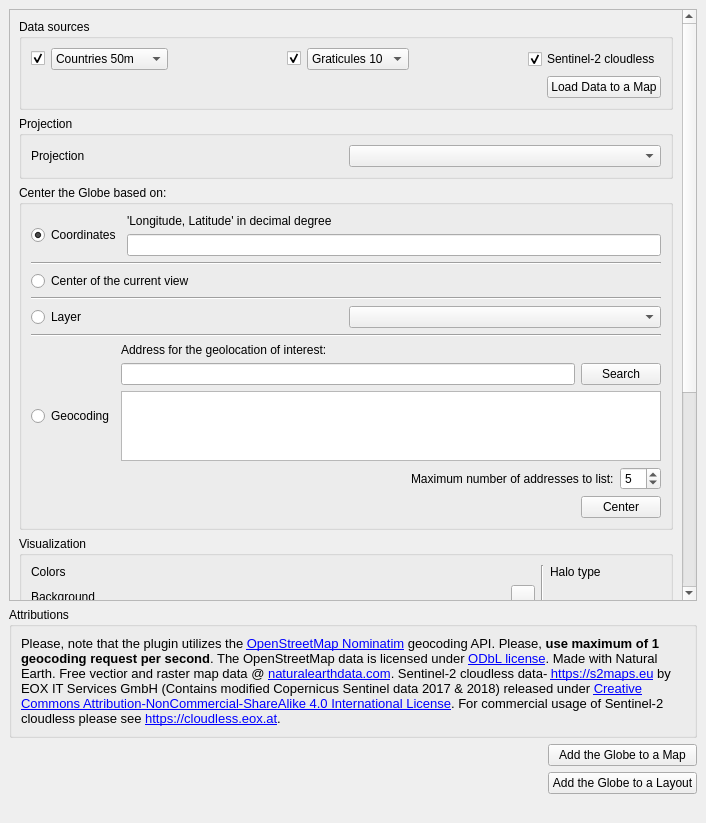
Before: the Qt Designer form GlobeBuilder/resources/ui/globe_builder_dockwidget_base.ui in GispoCoding/GlobeBuilder, drawn with Qt 5.
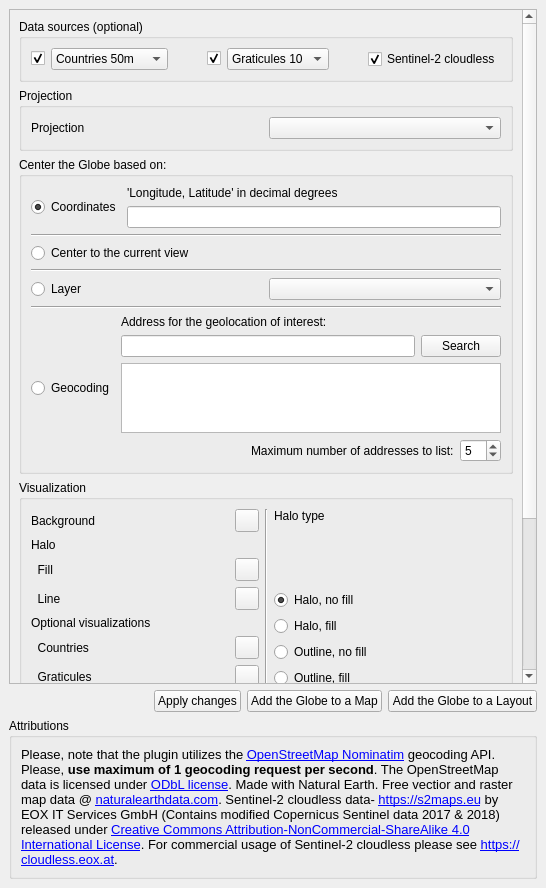
After: the same form once the commit is applied. Custom widgets are drawn as their Qt base class.

Commit message: Improve ui widget placements

The edit to the form file:
```diff
--- a/GlobeBuilder/resources/ui/globe_builder_dockwidget_base.ui
+++ b/GlobeBuilder/resources/ui/globe_builder_dockwidget_base.ui
@@ -6,8 +6,8 @@
    <rect>
     <x>0</x>
     <y>0</y>
-    <width>706</width>
-    <height>823</height>
+    <width>546</width>
+    <height>888</height>
    </rect>
   </property>
   <property name="floating">
@@ -17,7 +17,7 @@
    <string>Globe Builder</string>
   </property>
   <widget class="QWidget" name="dockWidgetContents">
-   <layout class="QVBoxLayout" name="verticalLayout_20">
+   <layout class="QVBoxLayout" name="verticalLayout_7">
     <item>
      <layout class="QVBoxLayout" name="verticalLayoutMain" stretch="0,0,0">
       <property name="sizeConstraint">
@@ -32,9 +32,9 @@
          <property name="geometry">
           <rect>
            <x>0</x>
-           <y>0</y>
-           <width>670</width>
-           <height>904</height>
+           <y>-143</y>
+           <width>510</width>
+           <height>886</height>
           </rect>
          </property>
          <layout class="QVBoxLayout" name="verticalLayout_10">
@@ -43,7 +43,7 @@
             <item>
              <widget class="QgsCollapsibleGroupBox" name="mGroupBox">
               <property name="title">
-               <string>Data sources</string>
+               <string>Data sources (optional)</string>
               </property>
               <property name="collapsed">
                <bool>false</bool>
@@ -154,30 +154,6 @@
                    </item>
                   </layout>
                  </item>
-                 <item>
-                  <layout class="QHBoxLayout" name="horizontalLayout_8">
-                   <item>
-                    <spacer name="horizontalSpacer_4">
-                     <property name="orientation">
-                      <enum>Qt::Horizontal</enum>
-                     </property>
-                     <property name="sizeHint" stdset="0">
-                      <size>
-                       <width>40</width>
-                       <height>20</height>
-                      </size>
-                     </property>
-                    </spacer>
-                   </item>
-                   <item>
-                    <widget class="QPushButton" name="pushButtonLoadData">
-                     <property name="text">
-                      <string>Load Data to a Map</string>
-                     </property>
-                    </widget>
-                   </item>
-                  </layout>
-                 </item>
                 </layout>
                </item>
               </layout>
@@ -238,7 +214,7 @@
                    <item>
                     <widget class="QLabel" name="label_2">
                      <property name="text">
-                      <string>'Longitude, Latitude' in decimal degree</string>
+                      <string>'Longitude, Latitude' in decimal degrees</string>
                      </property>
                     </widget>
                    </item>
@@ -259,7 +235,7 @@
                <item>
                 <widget class="QRadioButton" name="radioButtonCenter">
                  <property name="text">
-                  <string>Center of the current view</string>
+                  <string>Center to the current view</string>
                  </property>
                 </widget>
                </item>
@@ -385,30 +361,6 @@
                  </item>
                 </layout>
                </item>
-               <item>
-                <layout class="QHBoxLayout" name="horizontalLayout_7">
-                 <item>
-                  <spacer name="horizontalSpacer_3">
-                   <property name="orientation">
-                    <enum>Qt::Horizontal</enum>
-                   </property>
-                   <property name="sizeHint" stdset="0">
-                    <size>
-                     <width>40</width>
-                     <height>20</height>
-                    </size>
-                   </property>
-                  </spacer>
-                 </item>
-                 <item>
-                  <widget class="QPushButton" name="pushButtonCenter">
-                   <property name="text">
-                    <string>Center</string>
-                   </property>
-                  </widget>
-                 </item>
-                </layout>
-               </item>
               </layout>
              </item>
             </layout>
@@ -428,11 +380,94 @@
                <item>
                 <layout class="QVBoxLayout" name="verticalLayout_14">
                  <item>
-                  <widget class="QLabel" name="label_8">
-                   <property name="text">
-                    <string>Colors</string>
-                   </property>
-                  </widget>
+                  <layout class="QGridLayout" name="gridLayout_2">
+                   <item row="2" column="0">
+                    <widget class="QLabel" name="label_15">
+                     <property name="text">
+                      <string>  Fill</string>
+                     </property>
+                    </widget>
+                   </item>
+                   <item row="1" column="0">
+                    <widget class="QLabel" name="label_11">
+                     <property name="font">
+                      <font>
+                       <weight>50</weight>
+                       <bold>false</bold>
+                      </font>
+                     </property>
+                     <property name="text">
+                      <string>Halo</string>
+                     </property>
+                    </widget>
+                   </item>
+                   <item row="3" column="0">
+                    <widget class="QLabel" name="label_17">
+                     <property name="text">
+                      <string>  Line</string>
+                     </property>
+                    </widget>
+                   </item>
+                   <item row="0" column="0">
+                    <widget class="QLabel" name="label_6">
+                     <property name="text">
+                      <string>Background</string>
+                     </property>
+                    </widget>
+                   </item>
+                   <item row="0" column="1">
+                    <widget class="QgsColorButton" name="mColorButtonBackground">
+                     <property name="allowOpacity">
+                      <bool>true</bool>
+                     </property>
+                    </widget>
+                   </item>
+                   <item row="6" column="0">
+                    <widget class="QLabel" name="label_12">
+                     <property name="text">
+                      <string>  Graticules</string>
+                     </property>
+                    </widget>
+                   </item>
+                   <item row="6" column="1">
+                    <widget class="QgsColorButton" name="mColorButtonGraticules">
+                     <property name="allowOpacity">
+                      <bool>true</bool>
+                     </property>
+                    </widget>
+                   </item>
+                   <item row="5" column="0">
+                    <widget class="QLabel" name="label_7">
+                     <property name="text">
+                      <string>  Countries</string>
+                     </property>
+                    </widget>
+                   </item>
+                   <item row="5" column="1">
+                    <widget class="QgsColorButton" name="mColorButtonCountries">
+                     <property name="allowOpacity">
+                      <bool>true</bool>
+                     </property>
+                    </widget>
+                   </item>
+                   <item row="4" column="0">
+                    <widget class="QLabel" name="label_18">
+                     <property name="text">
+                      <string>Optional visualizations</string>
+                     </property>
+                    </widget>
+                   </item>
+                   <item row="3" column="1">
+                    <widget class="QgsColorButton" name="mColorButtonHalo">
+                     <property name="allowOpacity">
+                      <bool>true</bool>
+                     </property>
+                    </widget>
+                   </item>
+                   <item row="2" column="1">
+                    <widget class="QgsColorButton" name="mColorButtonHFill"/>
+                   </item>
+                  </layout>
                  </item>
                  <item>
                   <spacer name="verticalSpacer_2">
@@ -447,101 +482,6 @@
                    </property>
                   </spacer>
                  </item>
-                 <item>
-                  <layout class="QHBoxLayout" name="horizontalLayout_6">
-                   <item>
-                    <layout class="QVBoxLayout" name="verticalLayout_15">
-                     <item>
-                      <widget class="QLabel" name="label_6">
-                       <property name="text">
-                        <string>Background</string>
-                       </property>
-                      </widget>
-                     </item>
-                     <item>
-                      <widget class="QLabel" name="label">
-                       <property name="text">
-                        <string>Globe Layout background</string>
-                       </property>
-                      </widget>
-                     </item>
-                     <item>
-                      <widget class="QLabel" name="label_7">
-                       <property name="text">
-                        <string>Countries</string>
-                       </property>
-                      </widget>
-                     </item>
-                     <item>
-                      <widget class="QLabel" name="label_12">
-                       <property name="text">
-                        <string>Graticules</string>
-                       </property>
-                      </widget>
-                     </item>
-                     <item>
-                      <widget class="QLabel" name="label_11">
-                       <property name="text">
-                        <string>Halo</string>
-                       </property>
-                      </widget>
-                     </item>
-                    </layout>
-                   </item>
-                   <item>
-                    <spacer name="horizontalSpacer_5">
-                     <property name="orientation">
-                      <enum>Qt::Horizontal</enum>
-                     </property>
-                     <property name="sizeHint" stdset="0">
-                      <size>
-                       <width>40</width>
-                       <height>20</height>
-                      </size>
-                     </property>
-                    </spacer>
-                   </item>
-                   <item>
-                    <layout class="QVBoxLayout" name="verticalLayout_16">
-                     <item>
-                      <widget class="QgsColorButton" name="mColorButtonBackground">
-                       <property name="allowOpacity">
-                        <bool>true</bool>
-                       </property>
-                      </widget>
-                     </item>
-                     <item>
-                      <widget class="QgsColorButton" name="mColorButtonLayoutBackground">
-                       <property name="allowOpacity">
-                        <bool>true</bool>
-                       </property>
-                      </widget>
-                     </item>
-                     <item>
-                      <widget class="QgsColorButton" name="mColorButtonCountries">
-                       <property name="allowOpacity">
-                        <bool>true</bool>
-                       </property>
-                      </widget>
-                     </item>
-                     <item>
-                      <widget class="QgsColorButton" name="mColorButtonGraticules">
-                       <property name="allowOpacity">
-                        <bool>true</bool>
-                       </property>
-                      </widget>
-                     </item>
-                     <item>
-                      <widget class="QgsColorButton" name="mColorButtonHalo">
-                       <property name="allowOpacity">
-                        <bool>true</bool>
-                       </property>
-                      </widget>
-                     </item>
-                    </layout>
-                   </item>
-                  </layout>
-                 </item>
                 </layout>
                </item>
                <item>
@@ -583,6 +523,13 @@
                    </property>
                   </widget>
                  </item>
+                 <item>
+                  <widget class="QRadioButton" name="radioButtonHFillWithHalo">
+                   <property name="text">
+                    <string>Halo, fill</string>
+                   </property>
+                  </widget>
+                 </item>
                  <item>
                   <widget class="QRadioButton" name="radioButtonHOutline">
                    <property name="text">
@@ -591,29 +538,11 @@
                   </widget>
                  </item>
                  <item>
-                  <layout class="QHBoxLayout" name="horizontalLayout_10">
-                   <item>
-                    <layout class="QVBoxLayout" name="verticalLayout_18">
-                     <item>
-                      <widget class="QRadioButton" name="radioButtonHFillWithHalo">
-                       <property name="text">
-                        <string>Halo, fill</string>
-                       </property>
-                      </widget>
-                     </item>
-                     <item>
-                      <widget class="QRadioButton" name="radioButtonHFill">
-                       <property name="text">
-                        <string>Outline, fill</string>
-                       </property>
-                      </widget>
-                     </item>
-                    </layout>
-                   </item>
-                   <item>
-                    <widget class="QgsColorButton" name="mColorButtonHFill"/>
-                   </item>
-                  </layout>
+                  <widget class="QRadioButton" name="radioButtonHFill">
+                   <property name="text">
+                    <string>Outline, fill</string>
+                   </property>
+                  </widget>
                  </item>
                 </layout>
                </item>
@@ -641,13 +570,6 @@
                  </property>
                 </spacer>
                </item>
-               <item>
-                <widget class="QPushButton" name="pushButtonApplyVisualizations">
-                 <property name="text">
-                  <string>Apply</string>
-                 </property>
-                </widget>
-               </item>
               </layout>
              </item>
             </layout>
@@ -680,6 +602,30 @@
                </item>
               </layout>
              </item>
+             <item>
+              <layout class="QGridLayout" name="gridLayout">
+               <item row="0" column="0">
+                <widget class="QLabel" name="label">
+                 <property name="text">
+                  <string>Globe Layout background</string>
+                 </property>
+                </widget>
+               </item>
+               <item row="0" column="1">
+                <widget class="QgsColorButton" name="mColorButtonLayoutBackground">
+                 <property name="minimumSize">
+                  <size>
+                   <width>50</width>
+                   <height>16</height>
+                  </size>
+                 </property>
+                 <property name="allowOpacity">
+                  <bool>true</bool>
+                 </property>
+                </widget>
+               </item>
+              </layout>
+             </item>
              <item>
               <layout class="QHBoxLayout" name="horizontalLayout_15">
                <item>
@@ -773,6 +719,44 @@
         </widget>
        </widget>
       </item>
+      <item>
+       <layout class="QHBoxLayout" name="horizontalLayout_3">
+        <item>
+         <spacer name="horizontalSpacer">
+          <property name="orientation">
+           <enum>Qt::Horizontal</enum>
+          </property>
+          <property name="sizeHint" stdset="0">
+           <size>
+            <width>40</width>
+            <height>20</height>
+           </size>
+          </property>
+         </spacer>
+        </item>
+        <item>
+         <widget class="QPushButton" name="pushButtonApplyVisualizations">
+          <property name="text">
+           <string>Apply changes</string>
+          </property>
+         </widget>
+        </item>
+        <item>
+         <widget class="QPushButton" name="pushButtonRun">
+          <property name="text">
+           <string>Add the Globe to a Map</string>
+          </property>
+         </widget>
+        </item>
+        <item>
+         <widget class="QPushButton" name="pushButtonAddToLayout">
+          <property name="text">
+           <string>Add the Globe to a Layout</string>
+          </property>
+         </widget>
+        </item>
+       </layout>
+      </item>
       <item>
        <widget class="QGroupBox" name="groupBox_6">
         <property name="title">
@@ -811,53 +795,8 @@
         </layout>
        </widget>
       </item>
-      <item>
-       <layout class="QHBoxLayout" name="horizontalLayout_3">
-        <item>
-         <layout class="QVBoxLayout" name="verticalLayout_7"/>
-        </item>
-        <item>
-         <spacer name="horizontalSpacer">
-          <property name="orientation">
-           <enum>Qt::Horizontal</enum>
-          </property>
-          <property name="sizeHint" stdset="0">
-           <size>
-            <width>40</width>
-            <height>20</height>
-           </size>
-          </property>
-         </spacer>
-        </item>
-        <item>
-         <layout class="QVBoxLayout" name="verticalLayout_19">
-          <item>
-           <widget class="QPushButton" name="pushButtonRun">
-            <property name="text">
-             <string>Add the Globe to a Map</string>
-            </property>
-           </widget>
-          </item>
-          <item>
-           <widget class="QPushButton" name="pushButtonAddToLayout">
-            <property name="text">
-             <string>Add the Globe to a Layout</string>
-            </property>
-           </widget>
-          </item>
-         </layout>
-        </item>
-       </layout>
-      </item>
      </layout>
     </item>
-    <item>
-     <widget class="QLabel" name="label_9">
-      <property name="text">
-       <string/>
-      </property>
-     </widget>
-    </item>
    </layout>
   </widget>
  </widget>
```
